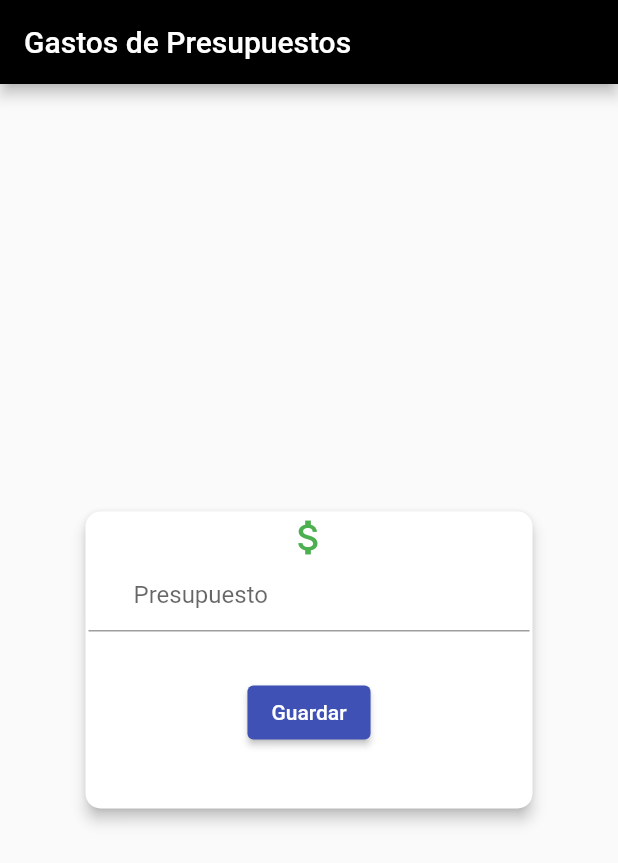
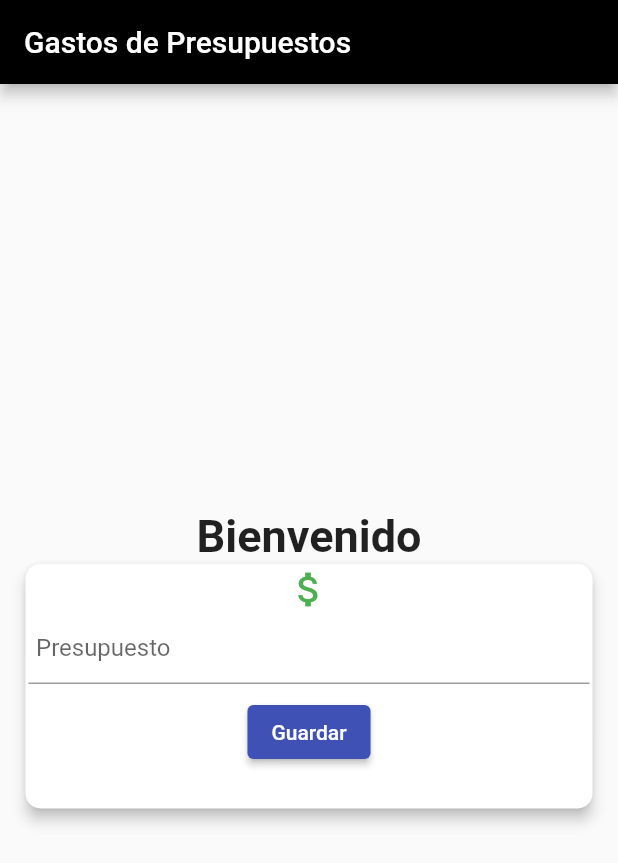
Before and after one commit to Gersue/ProyectFlutter, a Flutter app: the screen it shows after launch, on a phone screen of 412 x 824 dp. Shown: the top 863 px of the screen. Run offline on Flutter 3.47's test engine with Material 2 defaults, Android fonts, the phone set to English and light mode, and no system bars; our stand-ins replace fl_chart.

Commit message:
add flex vista inicio

```diff
--- a/lib/main.dart
+++ b/lib/main.dart
@@ -731,9 +731,12 @@ class _CapitalInputWidgetState extends State<CapitalInputWidget> {
   Widget build(BuildContext context) {
     return Center(
       child: SizedBox(
-        width: 300,
+        width: 380,
         height: 200,
-        child: Card(
+        child: Column(
+          children: [
+            const Text("Bienvenido", style: TextStyle(fontSize: 30, fontWeight: FontWeight.bold),),
+            Expanded(child: Card(
               elevation: 4.0,
               shape: RoundedRectangleBorder(
                 borderRadius: BorderRadius.circular(10.0),
@@ -754,7 +757,7 @@ class _CapitalInputWidgetState extends State<CapitalInputWidget> {
                         decoration: InputDecoration(
                           labelText: 'Presupuesto',
                           errorText: _errorText,
-                      contentPadding: const EdgeInsets.symmetric(horizontal: 30.0),
+                          contentPadding: const EdgeInsets.symmetric(horizontal: 5.0),
                         ),
                         controller: _controller,
                         keyboardType: const TextInputType.numberWithOptions(decimal: true),
@@ -779,7 +782,7 @@ class _CapitalInputWidgetState extends State<CapitalInputWidget> {
                         },
                       ),
                       Padding(
-                    padding: const EdgeInsets.all(30.0),
+                        padding: const EdgeInsets.all(8.0),
                         child: ElevatedButton(
                           onPressed: _saveCapital,
                           child: const Text('Guardar'),
@@ -789,6 +792,8 @@ class _CapitalInputWidgetState extends State<CapitalInputWidget> {
                   ),
                 ),
               ),
+            )),
+          ],
         ),
       ),
     );
```
Lines whose indentation alone changed are shown as unchanged.
